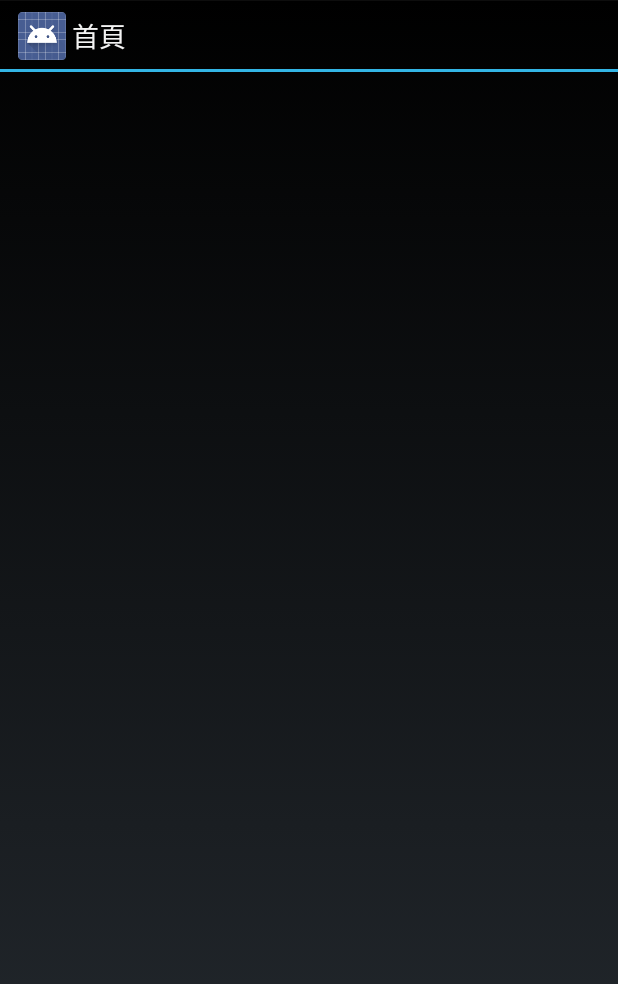
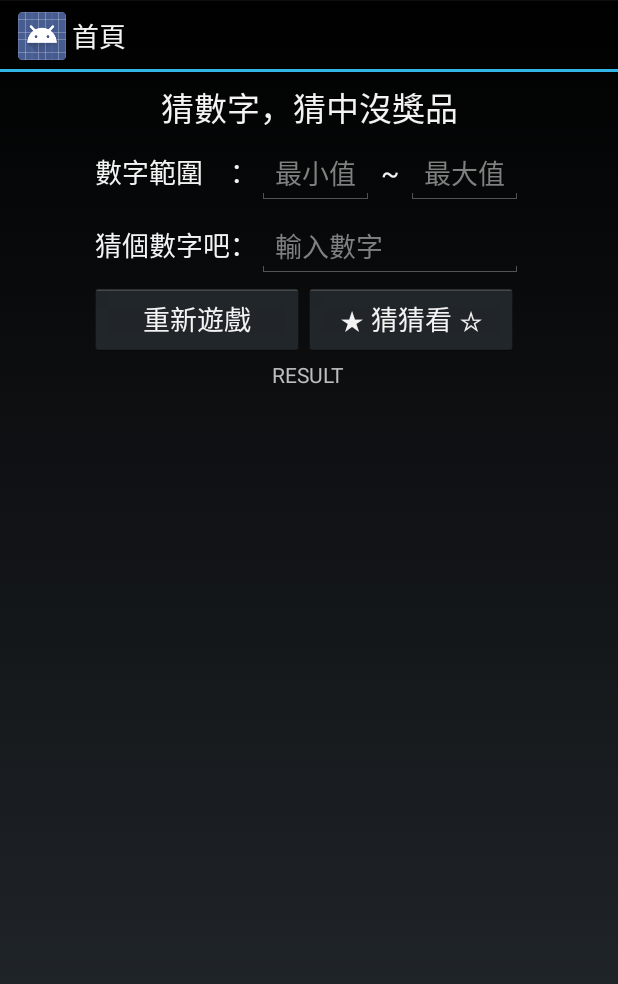
Before and after one commit to WilsonHuang0917/Games, an Android app: the fragment GuessNumberFragment shown on its own in the app's theme, on a phone screen of 412 x 824 dp. Shown: the top 984 px of the screen. Run offline under Robolectric (Android 15) with nearby library versions, the light colour scheme and no system bars; 1 statement that could not run was skipped.

Commit message:
homework 2016/01/06

```diff
--- a/app/src/main/java/com/example/wilsonhuang/games/Games.java
+++ b/app/src/main/java/com/example/wilsonhuang/games/Games.java
@@ -7,7 +7,7 @@ public class Games {
     public static String[] gameNames;
 
     static {
-        gameNames = new String[]{"首頁", "圈圈叉叉", "猜數字"};
+        gameNames = new String[]{"首頁", "猜數字", "圈圈叉叉"};
 
     }
 }
--- a/app/src/main/java/com/example/wilsonhuang/games/myFragments/GuessNumberFragment.java
+++ b/app/src/main/java/com/example/wilsonhuang/games/myFragments/GuessNumberFragment.java
@@ -1,17 +1,27 @@
 package com.example.wilsonhuang.games.myFragments;
 
 
+import android.content.Context;
 import android.os.Bundle;
 import android.app.Fragment;
 import android.view.LayoutInflater;
 import android.view.View;
 import android.view.ViewGroup;
+import android.widget.Button;
+import android.widget.EditText;
+import android.widget.TextView;
 
 import com.example.wilsonhuang.games.Games;
 import com.example.wilsonhuang.games.R;
 
 public class GuessNumberFragment extends Fragment {
-
+    private Context context;
+    private EditText edit_MinNumber;
+    private EditText edit_MaxNumber;
+    private EditText edit_MyNumber;
+    private Button bt_do_guess;
+    private Button bt_do_cancel;
+    private TextView txt_Result;
 
     public GuessNumberFragment() {
     }
@@ -20,11 +30,16 @@ public class GuessNumberFragment extends Fragment {
     @Override
     public View onCreateView(LayoutInflater inflater, ViewGroup container,
                              Bundle savedInstanceState) {
+        context = getActivity();
         int position = getArguments().getInt("position");
         String itemTitle = Games.gameNames[position];
         getActivity().setTitle(itemTitle);
         return inflater.inflate(R.layout.fragment_guess_number, container, false);
     }
 
+    @Override
+    public void onActivityCreated(Bundle savedInstanceState) {
+        super.onActivityCreated(savedInstanceState);
 
+    }
 }
--- a/app/src/main/res/layout/fragment_guess_number.xml
+++ b/app/src/main/res/layout/fragment_guess_number.xml
@@ -4,9 +4,105 @@
              android:layout_height="match_parent"
              tools:context="com.example.wilsonhuang.games.myFragments.GuessNumberFragment">
 
-    <LinearLayout
-        android:layout_width="match_parent"
-        android:layout_height="match_parent">
+    <TableLayout
+        android:layout_width="wrap_content"
+        android:layout_height="match_parent"
+        android:layout_gravity="center"
+        android:padding="3dp">
 
-    </LinearLayout>
+        <TableRow
+            android:layout_width="match_parent"
+            android:padding="3dp">
+
+            <TextView
+                android:layout_span="5"
+                android:gravity="center"
+                android:text="猜數字，猜中沒獎品"
+                android:textAppearance="?android:attr/textAppearanceLarge"
+                />
+
+        </TableRow>
+
+        <TableRow
+            android:padding="3dp">
+
+            <TextView
+                android:text="數字範圍"
+                android:textAppearance="?android:attr/textAppearanceMedium"/>
+
+            <TextView
+                android:text="："
+                android:textAppearance="?android:attr/textAppearanceMedium"/>
+
+            <EditText
+                android:id="@+id/edit_minNumber"
+                android:hint="最小值"
+                android:inputType="number"/>
+
+            <TextView
+                android:text=" ~ "
+                android:textAppearance="?android:attr/textAppearanceMedium"/>
+
+            <EditText
+                android:id="@+id/edit_maxNumber"
+                android:hint="最大值"
+                android:inputType="number"/>
+
+        </TableRow>
+
+        <TableRow
+            android:padding="3dp">
+
+            <TextView
+                android:text="猜個數字吧"
+                android:textAppearance="?android:attr/textAppearanceMedium"/>
+
+            <TextView
+                android:text="："
+                android:textAppearance="?android:attr/textAppearanceMedium"/>
+
+            <EditText
+                android:id="@+id/edit_myNumber"
+                android:layout_span="3"
+                android:hint="輸入數字"
+                android:inputType="number"/>
+
+        </TableRow>
+
+        <TableRow
+            >
+
+            <LinearLayout
+                android:layout_span="5">
+
+                <Button
+                    android:id="@+id/bt_do_cancel"
+                    android:layout_width="0dp"
+                    android:layout_height="match_parent"
+                    android:layout_weight="1"
+                    android:padding="3dp"
+                    android:text="重新遊戲"/>
+
+                <Button
+                    android:id="@+id/bt_do_guess"
+                    android:layout_width="0dp"
+                    android:layout_height="match_parent"
+                    android:layout_weight="1"
+                    android:padding="3dp"
+                    android:text="★ 猜猜看 ☆"/>
+            </LinearLayout>
+
+        </TableRow>
+
+        <TableRow
+            android:padding="3dp">
+
+            <TextView
+                android:id="@+id/txt_result"
+                android:layout_gravity="center"
+                android:layout_span="5"
+                android:text="RESULT"
+                />
+        </TableRow>
+    </TableLayout>
 </FrameLayout>
--- a/app/src/main/res/layout/fragment_ooxx.xml
+++ b/app/src/main/res/layout/fragment_ooxx.xml
@@ -8,6 +8,6 @@
     <TextView
         android:layout_width="match_parent"
         android:layout_height="match_parent"
-        android:text="@string/hello_blank_fragment"/>
+        android:text="OOXX"/>
 
 </FrameLayout>
--- a/app/src/main/res/values/strings.xml
+++ b/app/src/main/res/values/strings.xml
@@ -1,8 +1,5 @@
 <resources>
     <string name="app_name">Games</string>
-
-    <!-- TODO: Remove or change this placeholder text -->
-    <string name="hello_blank_fragment">Hello blank fragment</string>
 
     <string name="drawer_open">開啟Drawer</string>
     <string name="drawer_close">關閉Drawer</string>
```
